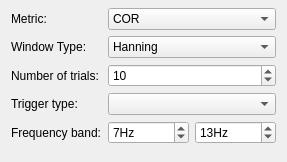
First picture: the form in libraries/disp/viewers/formfiles/connectivitysettingsview.ui, repository mne-tools/mne-cpp, before the edit.
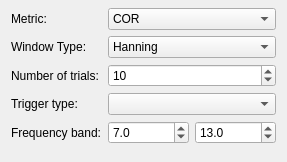
Second picture: the form after the edit.

What changed in the file:
```diff
--- a/libraries/disp/viewers/formfiles/connectivitysettingsview.ui
+++ b/libraries/disp/viewers/formfiles/connectivitysettingsview.ui
@@ -160,28 +160,28 @@
      <item row="4" column="1">
       <layout class="QGridLayout" name="gridLayout_3">
        <item row="0" column="0">
-        <widget class="QSpinBox" name="m_spinBox_freqLow">
-         <property name="suffix">
-          <string>Hz</string>
+        <widget class="QDoubleSpinBox" name="m_spinBox_freqLow">
+         <property name="decimals">
+          <number>1</number>
          </property>
          <property name="maximum">
-          <number>5000</number>
+          <double>10000.000000000000000</double>
          </property>
          <property name="value">
-          <number>7</number>
+          <double>7.000000000000000</double>
          </property>
         </widget>
        </item>
        <item row="0" column="1">
-        <widget class="QSpinBox" name="m_spinBox_freqHigh">
-         <property name="suffix">
-          <string>Hz</string>
+        <widget class="QDoubleSpinBox" name="m_spinBox_freqHigh">
+         <property name="decimals">
+          <number>1</number>
          </property>
          <property name="maximum">
-          <number>5000</number>
+          <double>10000.000000000000000</double>
          </property>
          <property name="value">
-          <number>13</number>
+          <double>13.000000000000000</double>
          </property>
         </widget>
        </item>
```
